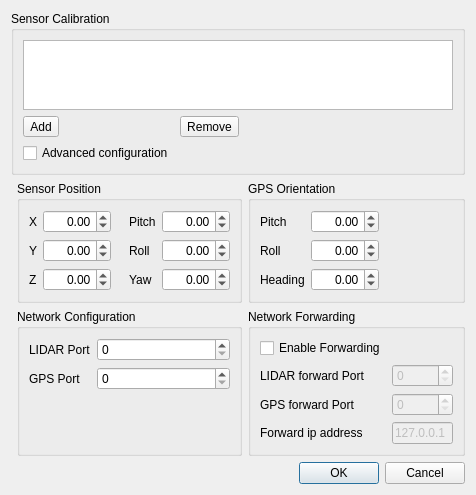
Old version of the form VelodyneHDL/vvCalibrationDialog.ui in the repository Kitware/VeloView.
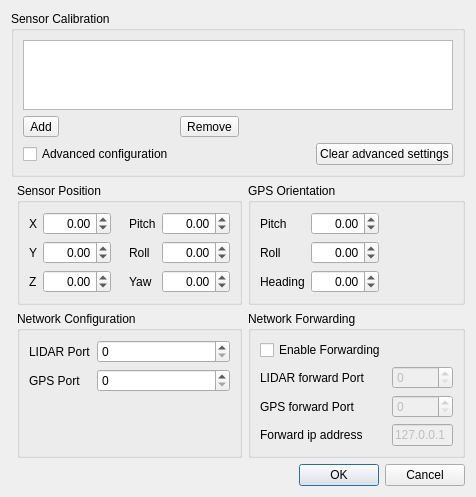
New version of the form. Icons and pictures are not drawn.

Commit message: Add a button to clear advanced configuration settings

```diff
--- a/VelodyneHDL/vvCalibrationDialog.ui
+++ b/VelodyneHDL/vvCalibrationDialog.ui
@@ -215,6 +215,26 @@
         </property>
        </widget>
       </item>
+      <item row="2" column="2">
+       <widget class="QPushButton" name="ClearSettingsPushButton">
+        <property name="text">
+         <string>Clear advanced settings</string>
+        </property>
+       </widget>
+      </item>
+      <item row="2" column="1">
+       <spacer name="horizontalSpacer_5">
+        <property name="orientation">
+         <enum>Qt::Horizontal</enum>
+        </property>
+        <property name="sizeHint" stdset="0">
+         <size>
+          <width>220</width>
+          <height>20</height>
+         </size>
+        </property>
+       </spacer>
+      </item>
      </layout>
     </widget>
    </item>
```
The commit also changes 2 other files.
